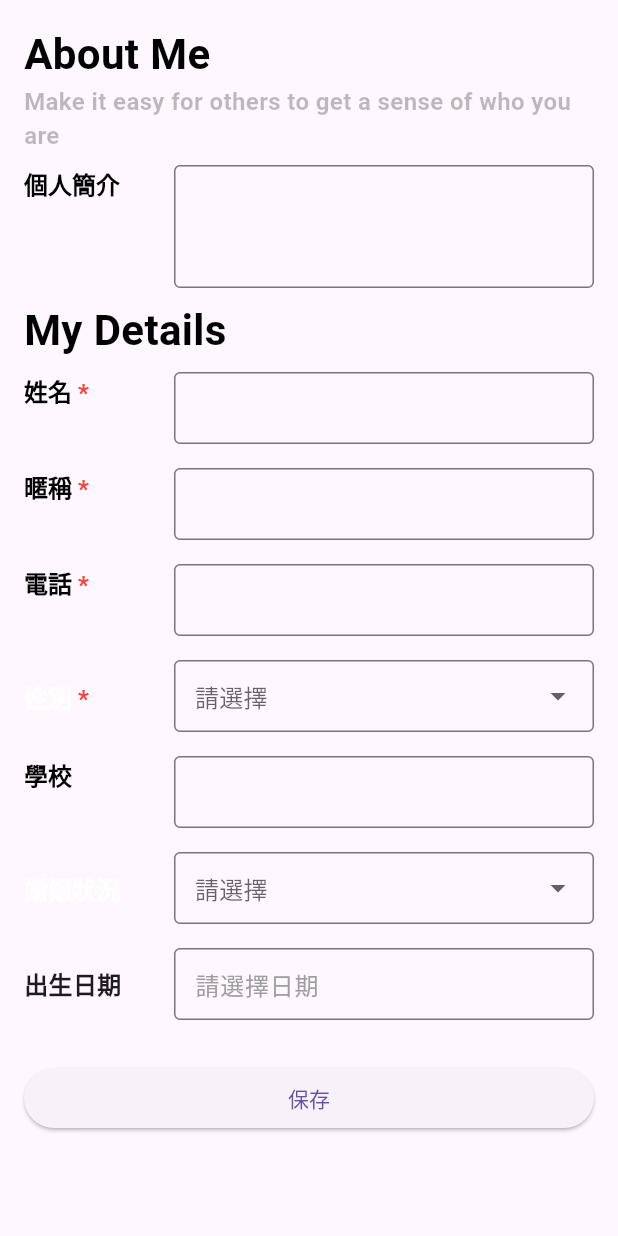
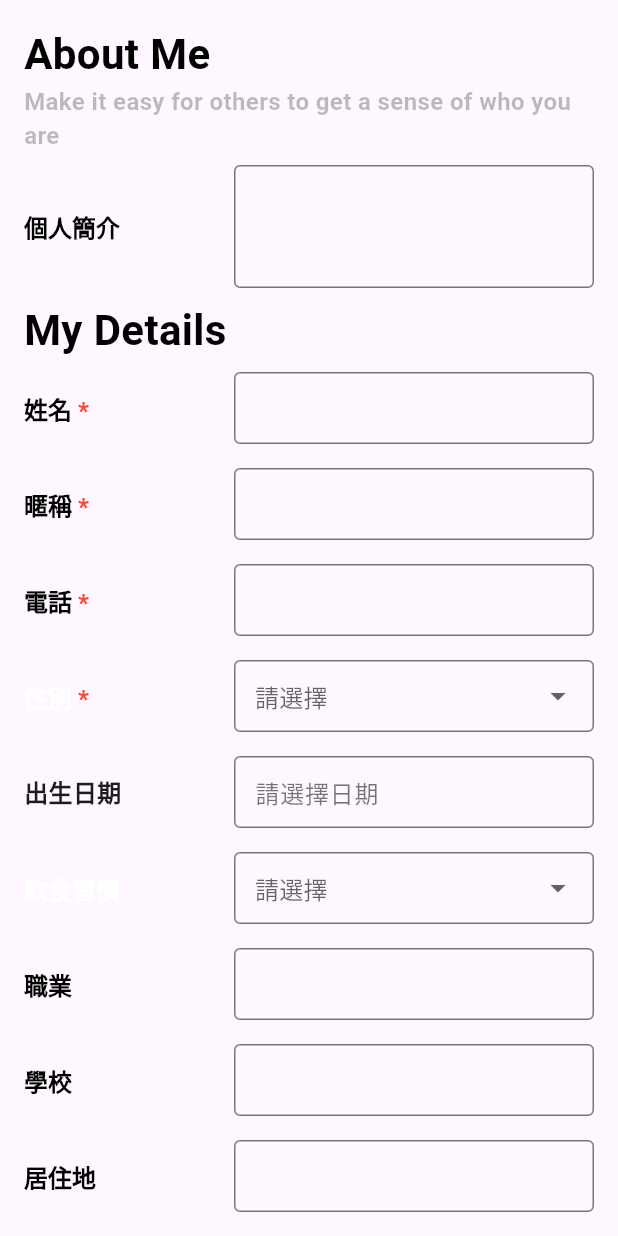
Before and after one commit to SparkUp-App/SparkUp-Android, a Flutter app: the EditProfilePage screen opened directly, on a phone screen of 412 x 824 dp. Run offline on Flutter 3.47's test engine with Material 3 defaults, Android fonts, the light colour scheme and no system bars.

Commit message:
!adjust profile _buildField format

```diff
--- a/lib/screen/home_page_sub_screen/profile_page.dart
+++ b/lib/screen/home_page_sub_screen/profile_page.dart
@@ -12,27 +12,32 @@ class _EditProfilePageState extends State<EditProfilePage> {
     'name': null,
     'nickname': null,
     'phone': null,
+    'home':null,
     'gender': null,
     'school':null,
     'marital_status': null,
     'birth_date': null,
+    'career':null,
+    'eat_habit':null,
   };
 
   Map<String, List<String>> _dropdownOptions = {
     'gender': ['Male', 'Female', 'Non-Binary'],
     'marital_status': ['Single', 'Married'],
+    'zodiac_signs':['Aries','Taurus','Gemini','Cancer','Leo','Virgo','Libra','Scorpio','Sagittarius','Capricorn','Aquarius','Pisces'],
+    'eat_habit':['meat-based','Vegan','Lacto-vegetarian'],
   };
 
-  Widget _buildDropdown(String label, String key,{isRequired=false}) {
+Widget _buildDropdown(String label, String key, {isRequired = false}) {
   return Padding(
     padding: const EdgeInsets.symmetric(vertical: 8.0),
     child: Row(
       crossAxisAlignment: CrossAxisAlignment.center,
       children: [
         SizedBox(
-            width: 100,
+          width: 140,
           child: RichText(
-              text:TextSpan(
+            text: TextSpan(
               text: label,
               style: TextStyle(fontSize: 16, fontWeight: FontWeight.bold),
               children: [
@@ -42,7 +47,7 @@ class _EditProfilePageState extends State<EditProfilePage> {
                     style: TextStyle(color: Colors.red, fontSize: 16),
                   ),
               ],
-              )
+            ),
           ),
         ),
         Expanded(
@@ -71,6 +76,7 @@ class _EditProfilePageState extends State<EditProfilePage> {
     ),
   );
 }
+
 Widget _buildDatePicker(String label, String key) {
   return Padding(
     padding: const EdgeInsets.symmetric(vertical: 8.0),
@@ -78,7 +84,7 @@ Widget _buildDatePicker(String label, String key) {
       crossAxisAlignment: CrossAxisAlignment.center,
       children: [
         SizedBox(
-          width: 100,
+          width: 140,
           child: Text(
             label,
             style: TextStyle(fontSize: 16, fontWeight: FontWeight.bold),
@@ -100,18 +106,67 @@ Widget _buildDatePicker(String label, String key) {
                 });
               }
             },
-            child: IgnorePointer( // 使點擊的時候讀取先跳到上面DataPicker，這裡只做顯示用，Ignore此處TextField
+            child: IgnorePointer(
               child: TextFormField(
                 decoration: InputDecoration(
                   border: OutlineInputBorder(),
                   contentPadding: EdgeInsets.symmetric(horizontal: 10, vertical: 5),
                   hintText: _profileData[key] ?? '請選擇日期',
                   hintStyle: TextStyle(
-                    color: _profileData[key] == null ? Colors.grey : Colors.black,
+                    color: _profileData[key] == null ? Colors.black54 : Colors.black,
                   ),
                 ),
               ),
             ),
+          ),
+        ),
+      ],
+    ),
+  );
+}
+
+  Widget _buildTextField(String label, String key, {int maxLines = 1, bool isRequired = false}) {
+  return Padding(
+    padding: const EdgeInsets.symmetric(vertical: 8.0),
+    child: Row(
+      crossAxisAlignment: CrossAxisAlignment.center, // 確保所有文本在垂直方向上對齊
+      children: [
+        SizedBox(
+          width: 140,
+          child: RichText(
+            text: TextSpan(
+              text: label,
+              style: TextStyle(fontSize: 16, fontWeight: FontWeight.bold, color: Colors.black),
+              children: [
+                if (isRequired)
+                  TextSpan(
+                    text: ' *',
+                    style: TextStyle(color: Colors.red, fontSize: 16),
+                  ),
+              ],
+            ),
+          ),
+        ),
+        Expanded(
+          child: TextFormField(
+            maxLines: maxLines,
+            decoration: InputDecoration(
+              border: OutlineInputBorder(),
+              contentPadding: EdgeInsets.symmetric(horizontal: 10, vertical: 5),
+            ),
+            validator: isRequired
+                ? (value) {
+                    if (value == null || value.isEmpty) {
+                      return '請輸入$label';
+                    }
+                    return null;
+                  }
+                : null,
+            onChanged: (value) {
+              setState(() {
+                _profileData[key] = value;
+              });
+            },
           ),
         ),
       ],
@@ -153,62 +208,17 @@ Widget _buildDatePicker(String label, String key) {
           _buildTextField('暱稱', 'nickname',isRequired: true),
           _buildTextField('電話', 'phone', isRequired: true),
           _buildDropdown('性別', 'gender', isRequired:true),
+          _buildDatePicker('出生日期', 'birth_date'),
+          _buildDropdown('飲食習慣', 'eat_habit'),
+          _buildTextField('職業', 'career'),
           _buildTextField('學校', 'school'),
+          _buildTextField('居住地', 'home'),
           _buildDropdown('婚姻狀況', 'marital_status'),
-          _buildDatePicker('出生日期', 'birth_date'),
+          _buildDropdown('星座', 'zodiac_signs'),
           SizedBox(height: 20),
           ElevatedButton(
             child: Text('保存'),
             onPressed: _saveProfile,
-          ),
-        ],
-      ),
-    );
-  }
-
-  Widget _buildTextField(String label, String key, {int maxLines = 1, bool isRequired = false}) {
-    return Padding(
-      padding: const EdgeInsets.symmetric(vertical: 8.0),
-      child: Row(
-        crossAxisAlignment: CrossAxisAlignment.start,
-        children: [
-          SizedBox(
-            width: 100,
-            child: RichText(
-              text: TextSpan(
-                text: label,
-                style: TextStyle(fontSize: 16, fontWeight: FontWeight.bold, color: Colors.black),
-                children: [
-                  if (isRequired)
-                    TextSpan(
-                      text: ' *',
-                      style: TextStyle(color: Colors.red, fontSize: 16),
-                    ),
-                ],
-              ),
-            ),
-          ),
-          Expanded(
-            child: TextFormField(
-              maxLines: maxLines,
-              decoration: InputDecoration(
-                border: OutlineInputBorder(),
-                contentPadding: EdgeInsets.symmetric(horizontal: 10, vertical: 5),
-              ),
-              validator: isRequired
-                  ? (value) {
-                      if (value == null || value.isEmpty) {
-                        return '請輸入$label';
-                      }
-                      return null;
-                    }
-                  : null,
-              onChanged: (value) {
-                setState(() {
-                  _profileData[key] = value;
-                });
-              },
-            ),
           ),
         ],
       ),
```
Lines whose indentation alone changed are shown as unchanged.
